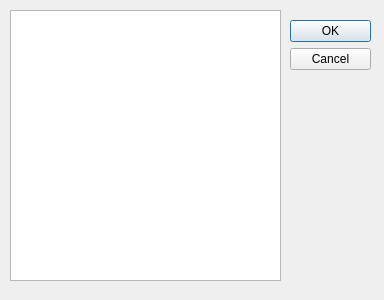
app211/jaqet, file src/chooseitemdialog.ui: the form before one commit.
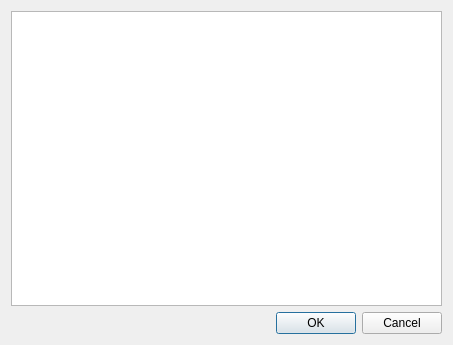
The form after the commit.

```diff
--- a/src/chooseitemdialog.ui
+++ b/src/chooseitemdialog.ui
@@ -6,39 +6,28 @@
    <rect>
     <x>0</x>
     <y>0</y>
-    <width>384</width>
-    <height>300</height>
+    <width>453</width>
+    <height>345</height>
    </rect>
   </property>
   <property name="windowTitle">
    <string>Dialog</string>
   </property>
+  <layout class="QVBoxLayout" name="verticalLayout">
+   <item>
+    <widget class="QListWidget" name="listItem"/>
+   </item>
+   <item>
   <widget class="QDialogButtonBox" name="buttonBox">
-   <property name="geometry">
-    <rect>
-     <x>290</x>
-     <y>20</y>
-     <width>81</width>
-     <height>241</height>
-    </rect>
-   </property>
    <property name="orientation">
-    <enum>Qt::Vertical</enum>
+      <enum>Qt::Horizontal</enum>
    </property>
    <property name="standardButtons">
     <set>QDialogButtonBox::Cancel|QDialogButtonBox::Ok</set>
    </property>
   </widget>
-  <widget class="QListWidget" name="listItem">
-   <property name="geometry">
-    <rect>
-     <x>10</x>
-     <y>10</y>
-     <width>271</width>
-     <height>271</height>
-    </rect>
-   </property>
-  </widget>
+   </item>
+  </layout>
  </widget>
  <resources/>
  <connections>
```
Lines whose indentation alone changed are shown as unchanged.
